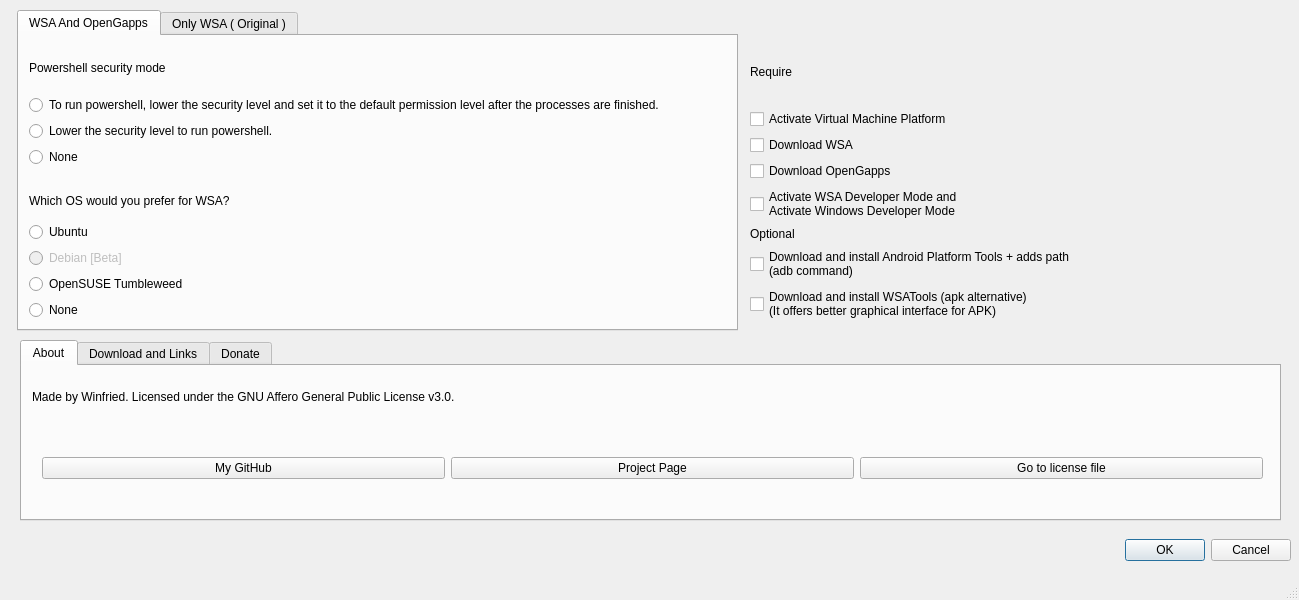
Before: the Qt Designer form mainwindow.ui in herrwinfried/EasierWsaInstallerGui, drawn with Qt 5.
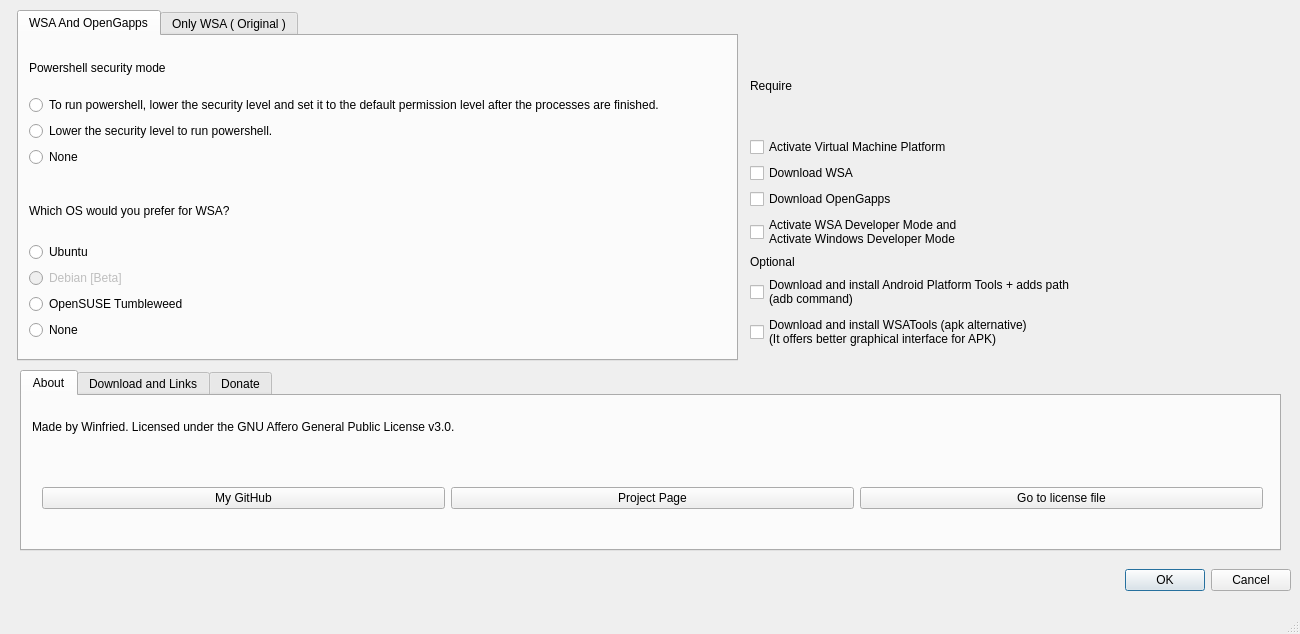
After: the same form once the commit is applied. Icons and pictures are not drawn.

Diff of the .ui file:
```diff
--- a/mainwindow.ui
+++ b/mainwindow.ui
@@ -6,8 +6,8 @@
    <rect>
     <x>0</x>
     <y>0</y>
-    <width>1299</width>
-    <height>600</height>
+    <width>1300</width>
+    <height>634</height>
    </rect>
   </property>
   <property name="windowTitle">
@@ -22,7 +22,7 @@
     <property name="geometry">
      <rect>
       <x>30</x>
-      <y>530</y>
+      <y>560</y>
       <width>1261</width>
       <height>41</height>
      </rect>
@@ -47,7 +47,7 @@
     <property name="geometry">
      <rect>
       <x>20</x>
-      <y>340</y>
+      <y>370</y>
       <width>1261</width>
       <height>181</height>
      </rect>
@@ -211,7 +211,7 @@
       <x>17</x>
       <y>10</y>
       <width>721</width>
-      <height>321</height>
+      <height>351</height>
      </rect>
     </property>
     <property name="currentIndex">
@@ -270,7 +270,7 @@
         <x>10</x>
         <y>150</y>
         <width>701</width>
-        <height>134</height>
+        <height>154</height>
        </rect>
       </property>
       <layout class="QVBoxLayout" name="verticalLayout_4">
@@ -404,7 +404,7 @@
       <x>750</x>
       <y>40</y>
       <width>449</width>
-      <height>281</height>
+      <height>309</height>
      </rect>
     </property>
     <layout class="QVBoxLayout" name="verticalLayout_2">
@@ -444,6 +444,9 @@
      </item>
      <item>
       <widget class="QCheckBox" name="activewsa_dev">
+       <property name="enabled">
+        <bool>true</bool>
+       </property>
        <property name="text">
         <string>Activate WSA Developer Mode and
 Activate Windows Developer Mode</string>
```
Left out of the diff: 1 changed line with no effect on the pictures.
